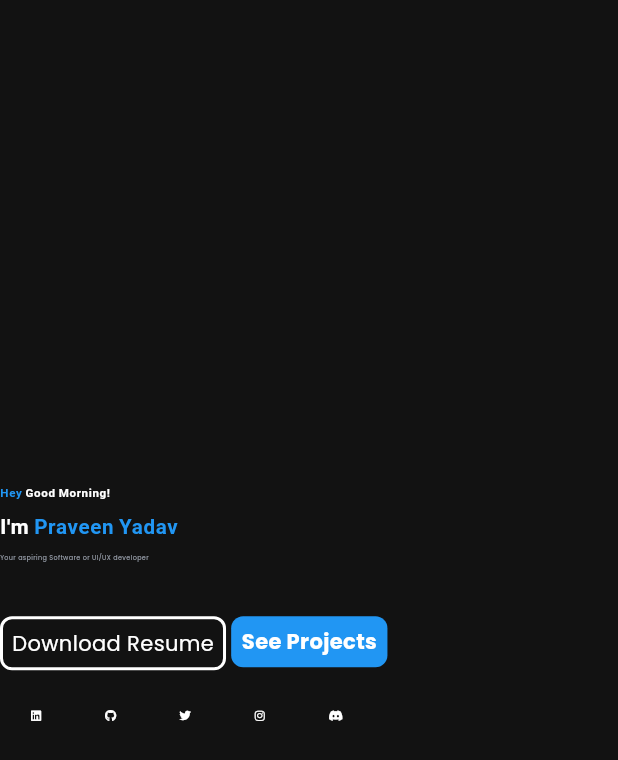
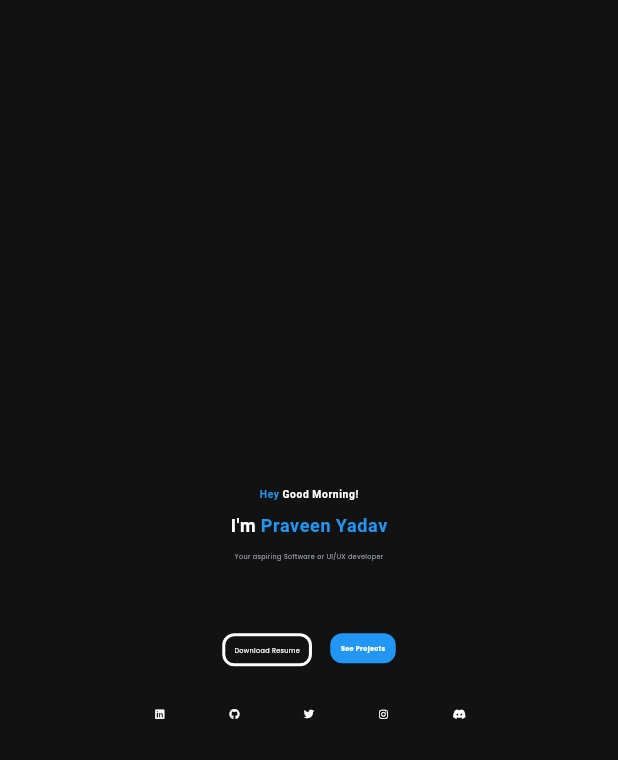
Before and after one commit to pytw/portfolio, a Flutter app: the _IntroSection widget shown alone on an empty page, opened directly with empty values, on a phone screen of 412 x 824 dp. Shown: the top 760 px of the screen. Run offline on Flutter 3.47's test engine with Material 3 defaults, Android fonts, the phone set to English and light mode, and no system bars; our stand-ins replace firebase_core, flutter_screenutil, flutter_svg, font_awesome_flutter, go_router, google_fonts and 1 more; accounts and stored records are empty; statements that could not run were skipped.

Commit message:
responsive

```diff
--- a/lib/screens/home_screen.dart
+++ b/lib/screens/home_screen.dart
@@ -1,5 +1,6 @@
 import 'package:flutter/material.dart';
 import 'package:flutter_screenutil/flutter_screenutil.dart';
+import 'package:portfolio_website/helpers/responsive_helper.dart';
 import 'package:portfolio_website/screens/sections/about_section.dart';
 import 'package:portfolio_website/screens/sections/contact_section.dart';
 import 'package:portfolio_website/screens/sections/footer_section.dart';
@@ -55,6 +56,8 @@ class _HomeScreenState extends State<HomeScreen> {
   @override
   Widget build(BuildContext context) {
     final mediaQuery = MediaQuery.of(context).size;
+    final screenHeight = ScreenUtil().screenHeight;
+    final ScreenType screenType = getScreenType(context);
     return SafeArea(
       child: Scaffold(
         appBar: Navbar(
@@ -98,7 +101,7 @@ class _HomeScreenState extends State<HomeScreen> {
                       key: _homeKey,
                       margin: EdgeInsets.symmetric(
                           vertical: mediaQuery.height * 0.025),
-                      height: mediaQuery.height * 0.6,
+                      height: ((screenType == ScreenType.mobile?0.6:0.8)*screenHeight).h,
                       child: HeroSection(onSectionSelected: (String section) {
                         scrollToSection(_projectsKey, section);
                       }),
--- a/lib/screens/sections/hero_section.dart
+++ b/lib/screens/sections/hero_section.dart
@@ -1,6 +1,7 @@
 import 'package:flutter/material.dart';
 import 'package:flutter_screenutil/flutter_screenutil.dart';
 import 'package:font_awesome_flutter/font_awesome_flutter.dart';
+import 'package:portfolio_website/helpers/responsive_helper.dart';
 import 'package:portfolio_website/theme/theme.dart';
 import 'package:portfolio_website/widgets/custom_button.dart';
 import 'package:portfolio_website/widgets/custom_header.dart';
@@ -17,7 +18,7 @@ class HeroSection extends StatelessWidget {
         if (constraints.maxWidth >= 600) {
           return HeroSectionDesktopTablet(onSectionSelected: onSectionSelected);
         } else {
-          return HeroSectionMobile(onSectionSelected: onSectionSelected);
+          return HeroSectionDesktopTablet(onSectionSelected: onSectionSelected);
         }
       },
     );
@@ -112,6 +113,7 @@ class _IntroSection extends StatelessWidget {
 
   @override
   Widget build(BuildContext context) {
+    final ScreenType screenType = getScreenType(context);
     List<String> welcome = getGreetingMessage().split(" ");
     double mediumHeadingFontSize = AppSizes.headingFontSize.sp;
     double headingFontSize = 64.sp;
@@ -124,7 +126,7 @@ class _IntroSection extends StatelessWidget {
 
     return Column(
       mainAxisAlignment: MainAxisAlignment.center,
-      crossAxisAlignment: CrossAxisAlignment.start,
+      crossAxisAlignment: CrossAxisAlignment.center,
       children: [
         CustomHeader(
           titleText: "${welcome.elementAt(0)} ",
@@ -133,9 +135,10 @@ class _IntroSection extends StatelessWidget {
           subtitleText: "${welcome.elementAt(1)} ${welcome.elementAt(2)}!",
           subtitleColor: Theme.of(context).colorScheme.onPrimary,
           subTitleLetterSpacing: 2.w,
-          headingFontSize: mediumHeadingFontSize,
+          headingFontSize: 32.sp,
+          alignment: Alignment.center,
         ),
-        SizedBox(height: smallSpaceHeight),
+        SizedBox(height: 10.h),
         CustomHeader(
           titleText: "I'm ",
           titleColor: Theme.of(context).colorScheme.onPrimary,
@@ -143,17 +146,18 @@ class _IntroSection extends StatelessWidget {
           subtitleText: 'Praveen Yadav',
           subtitleColor: Theme.of(context).primaryColor,
           subTitleLetterSpacing: 2.w,
-          headingFontSize: headingFontSize,
+          headingFontSize: 56.sp,
+          alignment: Alignment.center,
         ),
-        SizedBox(height: smallSpaceHeight),
+        SizedBox(height: 10.h),
         Text(
           "Your aspiring Software or UI/UX developer",
           style: TextStyle(
             color: Theme.of(context).colorScheme.onSecondary,
-            fontSize: AppSizes.mediumFontSize.sp,
+            fontSize: 20.sp,
           ),
         ),
-        SizedBox(height: largeSpaceHeight),
+        SizedBox(height: 64.h),
         Wrap(
           children: [
             CustomButton(
@@ -169,7 +173,9 @@ class _IntroSection extends StatelessWidget {
               },
               label: "Download Resume",
               textStyle:
-                  TextStyle(color: Theme.of(context).colorScheme.onPrimary),
+                  TextStyle(color: Theme.of(context).colorScheme.onPrimary,
+                    fontSize: 20.sp
+                  ),
               borderColor: Theme.of(context).colorScheme.onPrimary,
               borderWidth: 2,
               hoverBorderColor: Theme.of(context).primaryColor,
@@ -177,7 +183,7 @@ class _IntroSection extends StatelessWidget {
               hoverEffects: const [HoverEffect.borderColor],
               clickEffects: const [ClickEffect.borderColor],
             ),
-            SizedBox(width: mediumSpaceWidth),
+            SizedBox(width: 16.h),
             CustomButton(
               onPressed: () {
                 onSectionSelected("Projects");
@@ -186,39 +192,40 @@ class _IntroSection extends StatelessWidget {
               textStyle: TextStyle(
                 color: Theme.of(context).colorScheme.onPrimary,
                 fontWeight: FontWeight.bold,
+                fontSize: 20.sp
               ),
               backgroundColor: Theme.of(context).primaryColor,
               hoverEffects: const [HoverEffect.scale],
             ),
           ],
         ),
-        SizedBox(height: smallSpaceHeight),
-        Row(
+        SizedBox(height: 10.h),
+        Wrap(
           children: [
             _buildSocialIconButton(
                 icon: FontAwesomeIcons.linkedin,
                 url: 'https://www.linkedin.com/in/pyapril1507',
-                iconSize: iconSize),
+                iconSize: 32.sp),
             SizedBox(width: smallSpaceWidth),
             _buildSocialIconButton(
                 icon: FontAwesomeIcons.github,
                 url: 'https://www.github.com/pyapril15',
-                iconSize: iconSize),
+                iconSize: 32.sp),
             SizedBox(width: smallSpaceWidth),
             _buildSocialIconButton(
                 icon: FontAwesomeIcons.twitter,
                 url: 'https://www.x.com/pyapril15',
-                iconSize: iconSize),
+                iconSize: 32.sp),
             SizedBox(width: smallSpaceWidth),
             _buildSocialIconButton(
                 icon: FontAwesomeIcons.instagram,
                 url: 'https://www.instagram.com/__pyapril15.py__',
-                iconSize: iconSize),
+                iconSize: 32.sp),
             SizedBox(width: smallSpaceWidth),
             _buildSocialIconButton(
                 icon: FontAwesomeIcons.discord,
                 url: 'https://www.discord.com/pyapril15',
-                iconSize: iconSize),
+                iconSize: 32.sp),
           ],
         ),
       ],
```
